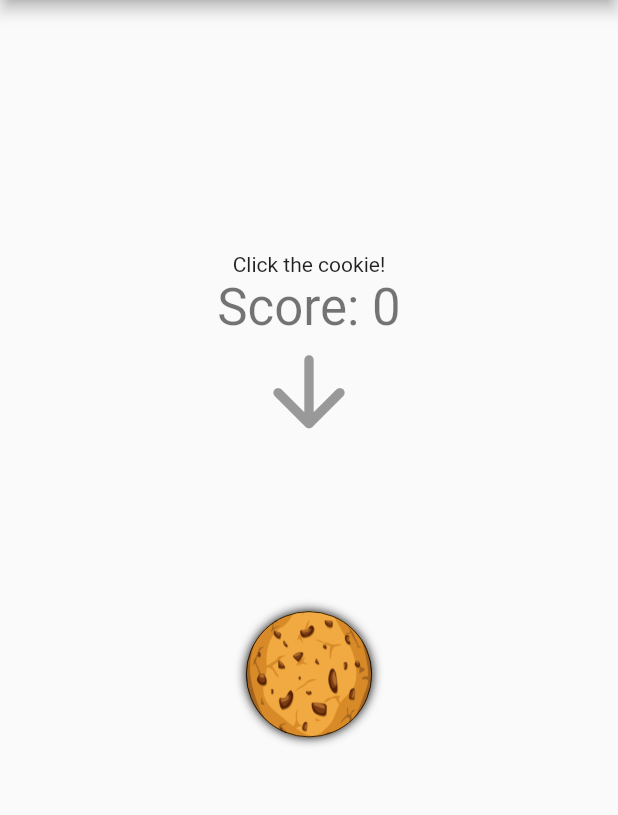
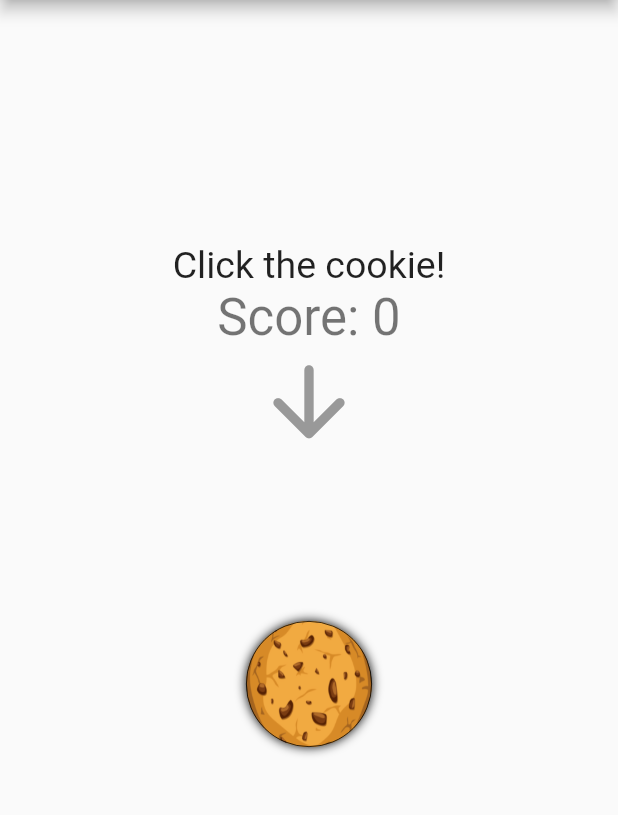
Before and after one commit to julianuziemblo/cookie-clicker, a Flutter app: the screen it shows after launch, on a phone screen of 412 x 824 dp, the part 84-899 px from its top. Run offline on Flutter 3.47's test engine with Material 2 defaults, Android fonts, the phone set to English and light mode, and no system bars.

Commit message:
change font size

```diff
--- a/lib/main.dart
+++ b/lib/main.dart
@@ -89,6 +89,7 @@ class _CookieClickerHomePageState extends State<CookieClickerHomePage> {
           children: <Widget>[
             Text(
               _cookieText,
+              style: const TextStyle(fontSize: 25),
             ),
             Text(
               'Score: $_counter',
```
